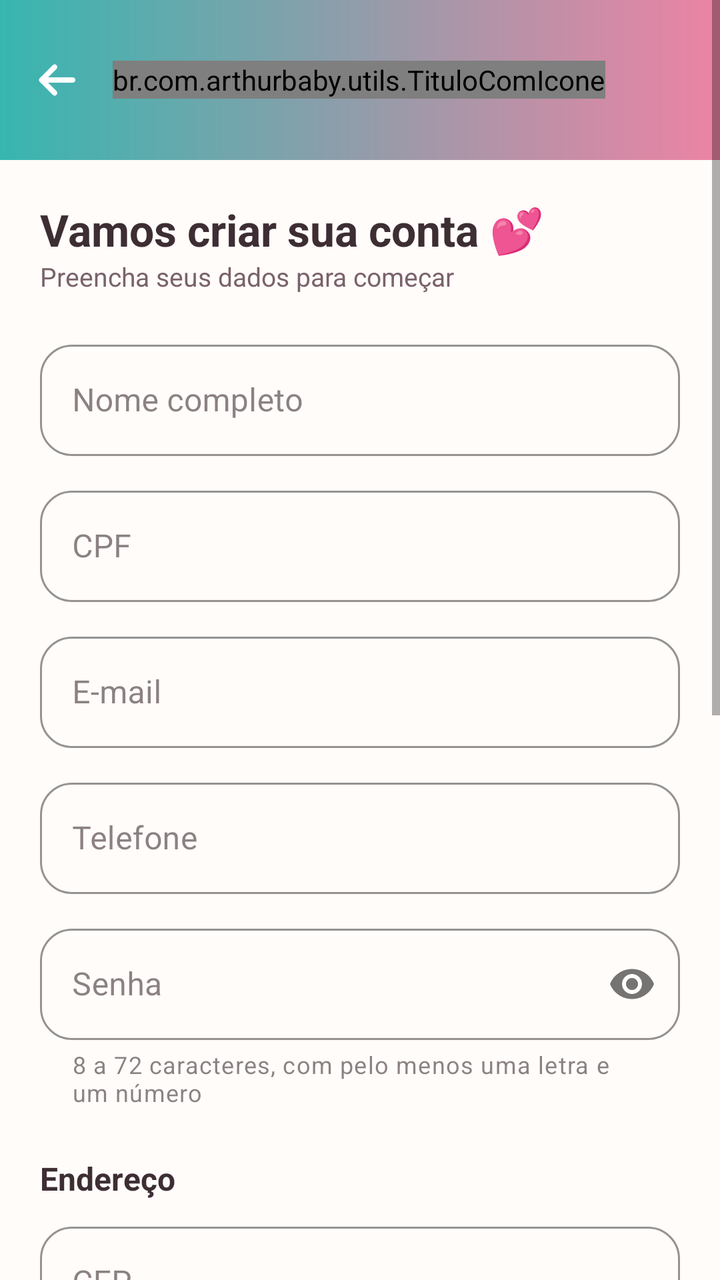
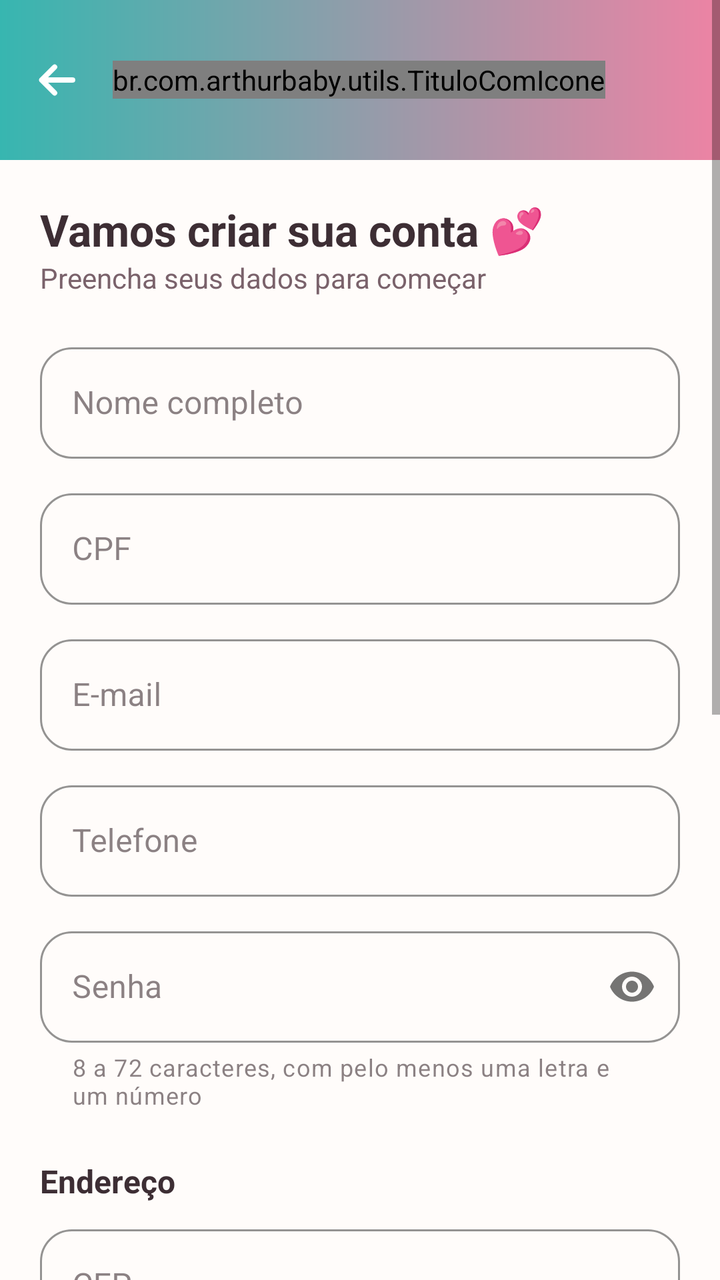

Two renders of the same Android screen: before a commit and after it. Below are the layout's source before the change and the commit's diff.
<!-- AndroidManifest.xml: application theme Theme.ArthurBaby -->
<!-- res/layout/activity_cadastro.xml -->
<?xml version="1.0" encoding="utf-8"?>
<ScrollView xmlns:android="http://schemas.android.com/apk/res/android"
    xmlns:app="http://schemas.android.com/apk/res-auto"
    android:layout_width="match_parent"
    android:layout_height="match_parent"
    android:background="@color/branco_quente"
    android:fillViewport="true">

    <LinearLayout
        android:layout_width="match_parent"
        android:layout_height="wrap_content"
        android:orientation="vertical">

        
        <LinearLayout
            android:layout_width="match_parent"
            android:layout_height="wrap_content"
            android:orientation="horizontal"
            android:gravity="center_vertical"
            android:padding="16dp"
            android:background="@drawable/bg_gradiente_header">

            <ImageButton
                android:id="@+id/btnVoltarCad"
                style="@style/BotaoVoltar"
                app:tint="@color/branco" />

            <br.com.arthurbaby.utils.TituloComIcone
                android:layout_width="wrap_content"
                android:layout_height="wrap_content"
                android:text="Criar Conta"
                android:textSize="20sp"
                android:textStyle="bold"
                android:textColor="@color/branco"
                app:iconeTitulo="@drawable/ic_perfil"

                app:iconeClaro="true" />


            <Space

                android:layout_width="0dp"

                android:layout_height="1dp"

                android:layout_weight="1" />
        </LinearLayout>

        <LinearLayout
            android:layout_width="match_parent"
            android:layout_height="wrap_content"
            android:orientation="vertical"
            android:padding="20dp">

            <TextView
                android:layout_width="wrap_content"
                android:layout_height="wrap_content"
                android:text="Vamos criar sua conta 💕"
                android:textColor="@color/texto_primario"
                android:textSize="22sp"
                android:textStyle="bold" />

            <TextView
                android:layout_width="wrap_content"
                android:layout_height="wrap_content"
                android:text="Preencha seus dados para começar"
                android:textColor="@color/cinza_medio"
                android:textSize="13sp"
                android:layout_marginBottom="20dp" />

            <com.google.android.material.textfield.TextInputLayout
                style="@style/Widget.MaterialComponents.TextInputLayout.OutlinedBox"
                android:layout_width="match_parent"
                android:layout_height="wrap_content"
                android:hint="Nome completo"
                app:boxStrokeColor="@color/rosa_arthur"
                app:boxCornerRadiusTopStart="16dp"
                app:boxCornerRadiusTopEnd="16dp"
                app:boxCornerRadiusBottomStart="16dp"
                app:boxCornerRadiusBottomEnd="16dp">
                <com.google.android.material.textfield.TextInputEditText
                    android:id="@+id/etNome"
                    android:layout_width="match_parent"
                    android:layout_height="wrap_content"
                    android:inputType="textPersonName" />
            </com.google.android.material.textfield.TextInputLayout>

            <com.google.android.material.textfield.TextInputLayout
                style="@style/Widget.MaterialComponents.TextInputLayout.OutlinedBox"
                android:layout_width="match_parent"
                android:layout_height="wrap_content"
                android:hint="CPF"
                android:layout_marginTop="12dp"
                app:boxStrokeColor="@color/rosa_arthur"
                app:boxCornerRadiusTopStart="16dp"
                app:boxCornerRadiusTopEnd="16dp"
                app:boxCornerRadiusBottomStart="16dp"
                app:boxCornerRadiusBottomEnd="16dp">
                <com.google.android.material.textfield.TextInputEditText
                    android:id="@+id/etCpf"
                    android:layout_width="match_parent"
                    android:layout_height="wrap_content"
                    android:inputType="number"
                    android:maxLength="14" />
            </com.google.android.material.textfield.TextInputLayout>

            <com.google.android.material.textfield.TextInputLayout
                style="@style/Widget.MaterialComponents.TextInputLayout.OutlinedBox"
                android:layout_width="match_parent"
                android:layout_height="wrap_content"
                android:hint="E-mail"
                android:layout_marginTop="12dp"
                app:boxStrokeColor="@color/rosa_arthur"
                app:boxCornerRadiusTopStart="16dp"
                app:boxCornerRadiusTopEnd="16dp"
                app:boxCornerRadiusBottomStart="16dp"
                app:boxCornerRadiusBottomEnd="16dp">
                <com.google.android.material.textfield.TextInputEditText
                    android:id="@+id/etEmail"
                    android:layout_width="match_parent"
                    android:layout_height="wrap_content"
                    android:inputType="textEmailAddress" />
            </com.google.android.material.textfield.TextInputLayout>

            <com.google.android.material.textfield.TextInputLayout
                style="@style/Widget.MaterialComponents.TextInputLayout.OutlinedBox"
                android:layout_width="match_parent"
                android:layout_height="wrap_content"
                android:hint="Telefone"
                android:layout_marginTop="12dp"
                app:boxStrokeColor="@color/rosa_arthur"
                app:boxCornerRadiusTopStart="16dp"
                app:boxCornerRadiusTopEnd="16dp"
                app:boxCornerRadiusBottomStart="16dp"
                app:boxCornerRadiusBottomEnd="16dp">
                <com.google.android.material.textfield.TextInputEditText
                    android:id="@+id/etTelefone"
                    android:layout_width="match_parent"
                    android:layout_height="wrap_content"
                    android:inputType="phone"
                    android:maxLength="15" />
            </com.google.android.material.textfield.TextInputLayout>

            <com.google.android.material.textfield.TextInputLayout
                style="@style/Widget.MaterialComponents.TextInputLayout.OutlinedBox"
                android:layout_width="match_parent"
                android:layout_height="wrap_content"
                android:hint="Senha"
                android:layout_marginTop="12dp"
                app:passwordToggleEnabled="true"
                app:helperText="8 a 72 caracteres, com pelo menos uma letra e um número"
                app:boxStrokeColor="@color/rosa_arthur"
                app:boxCornerRadiusTopStart="16dp"
                app:boxCornerRadiusTopEnd="16dp"
                app:boxCornerRadiusBottomStart="16dp"
                app:boxCornerRadiusBottomEnd="16dp">
                <com.google.android.material.textfield.TextInputEditText
                    android:id="@+id/etSenhaCad"
                    android:layout_width="match_parent"
                    android:layout_height="wrap_content"
                    android:inputType="textPassword" />
            </com.google.android.material.textfield.TextInputLayout>

            
            <TextView
                android:layout_width="wrap_content"
                android:layout_height="wrap_content"
                android:text="Endereço"
                android:textColor="@color/texto_primario"
                android:textSize="16sp"
                android:textStyle="bold"
                android:layout_marginTop="24dp"
                android:layout_marginBottom="8dp" />

            <com.google.android.material.textfield.TextInputLayout
                style="@style/Widget.MaterialComponents.TextInputLayout.OutlinedBox"
                android:layout_width="match_parent"
                android:layout_height="wrap_content"
                android:hint="CEP"
                app:boxStrokeColor="@color/rosa_arthur"
                app:boxCornerRadiusTopStart="16dp"
                app:boxCornerRadiusTopEnd="16dp"
                app:boxCornerRadiusBottomStart="16dp"
                app:boxCornerRadiusBottomEnd="16dp">
                <com.google.android.material.textfield.TextInputEditText
                    android:id="@+id/etCep"
                    android:layout_width="match_parent"
                    android:layout_height="wrap_content"
                    android:inputType="number"
                    android:maxLength="9" />
            </com.google.android.material.textfield.TextInputLayout>

            <com.google.android.material.textfield.TextInputLayout
                style="@style/Widget.MaterialComponents.TextInputLayout.OutlinedBox"
                android:layout_width="match_parent"
                android:layout_height="wrap_content"
                android:hint="Logradouro (rua/avenida)"
                android:layout_marginTop="12dp"
                app:boxStrokeColor="@color/rosa_arthur"
                app:boxCornerRadiusTopStart="16dp"
                app:boxCornerRadiusTopEnd="16dp"
                app:boxCornerRadiusBottomStart="16dp"
                app:boxCornerRadiusBottomEnd="16dp">
                <com.google.android.material.textfield.TextInputEditText
                    android:id="@+id/etLogradouro"
                    android:layout_width="match_parent"
                    android:layout_height="wrap_content"
                    android:inputType="text" />
            </com.google.android.material.textfield.TextInputLayout>

            <LinearLayout
                android:layout_width="match_parent"
                android:layout_height="wrap_content"
                android:orientation="horizontal"
                android:layout_marginTop="12dp">

                <com.google.android.material.textfield.TextInputLayout
                    style="@style/Widget.MaterialComponents.TextInputLayout.OutlinedBox"
                    android:layout_width="0dp"
                    android:layout_height="wrap_content"
                    android:layout_weight="1"
                    android:hint="Número"
                    app:boxStrokeColor="@color/rosa_arthur"
                    app:boxCornerRadiusTopStart="16dp"
                    app:boxCornerRadiusTopEnd="16dp"
                    app:boxCornerRadiusBottomStart="16dp"
                    app:boxCornerRadiusBottomEnd="16dp">
                    <com.google.android.material.textfield.TextInputEditText
                        android:id="@+id/etNumero"
                        android:layout_width="match_parent"
                        android:layout_height="wrap_content"
                        android:inputType="text" />
                </com.google.android.material.textfield.TextInputLayout>

                <com.google.android.material.textfield.TextInputLayout
                    style="@style/Widget.MaterialComponents.TextInputLayout.OutlinedBox"
                    android:layout_width="0dp"
                    android:layout_height="wrap_content"
                    android:layout_weight="2"
                    android:layout_marginStart="8dp"
                    android:hint="Complemento"
                    app:boxStrokeColor="@color/rosa_arthur"
                    app:boxCornerRadiusTopStart="16dp"
                    app:boxCornerRadiusTopEnd="16dp"
                    app:boxCornerRadiusBottomStart="16dp"
                    app:boxCornerRadiusBottomEnd="16dp">
                    <com.google.android.material.textfield.TextInputEditText
                        android:id="@+id/etComplemento"
                        android:layout_width="match_parent"
                        android:layout_height="wrap_content"
                        android:inputType="text" />
                </com.google.android.material.textfield.TextInputLayout>
            </LinearLayout>

            <com.google.android.material.textfield.TextInputLayout
                style="@style/Widget.MaterialComponents.TextInputLayout.OutlinedBox"
                android:layout_width="match_parent"
                android:layout_height="wrap_content"
                android:hint="Bairro"
                android:layout_marginTop="12dp"
                app:boxStrokeColor="@color/rosa_arthur"
                app:boxCornerRadiusTopStart="16dp"
                app:boxCornerRadiusTopEnd="16dp"
                app:boxCornerRadiusBottomStart="16dp"
                app:boxCornerRadiusBottomEnd="16dp">
                <com.google.android.material.textfield.TextInputEditText
                    android:id="@+id/etBairro"
                    android:layout_width="match_parent"
                    android:layout_height="wrap_content"
                    android:inputType="text" />
            </com.google.android.material.textfield.TextInputLayout>

            <LinearLayout
                android:layout_width="match_parent"
                android:layout_height="wrap_content"
                android:orientation="horizontal"
                android:layout_marginTop="12dp">

                <com.google.android.material.textfield.TextInputLayout
                    style="@style/Widget.MaterialComponents.TextInputLayout.OutlinedBox"
                    android:layout_width="0dp"
                    android:layout_height="wrap_content"
                    android:layout_weight="3"
                    android:hint="Cidade"
                    app:boxStrokeColor="@color/rosa_arthur"
                    app:boxCornerRadiusTopStart="16dp"
                    app:boxCornerRadiusTopEnd="16dp"
                    app:boxCornerRadiusBottomStart="16dp"
                    app:boxCornerRadiusBottomEnd="16dp">
                    <com.google.android.material.textfield.TextInputEditText
                        android:id="@+id/etCidade"
                        android:layout_width="match_parent"
                        android:layout_height="wrap_content"
                        android:inputType="text" />
                </com.google.android.material.textfield.TextInputLayout>

                <com.google.android.material.textfield.TextInputLayout
                    style="@style/Widget.MaterialComponents.TextInputLayout.OutlinedBox"
                    android:layout_width="0dp"
                    android:layout_height="wrap_content"
                    android:layout_weight="1"
                    android:layout_marginStart="8dp"
                    android:hint="UF"
                    app:boxStrokeColor="@color/rosa_arthur"
                    app:boxCornerRadiusTopStart="16dp"
                    app:boxCornerRadiusTopEnd="16dp"
                    app:boxCornerRadiusBottomStart="16dp"
                    app:boxCornerRadiusBottomEnd="16dp">
                    <com.google.android.material.textfield.TextInputEditText
                        android:id="@+id/etUf"
                        android:layout_width="match_parent"
                        android:layout_height="wrap_content"
                        android:inputType="textCapCharacters"
                        android:maxLength="2" />
                </com.google.android.material.textfield.TextInputLayout>
            </LinearLayout>

            <CheckBox
                android:id="@+id/cbTermos"
                android:layout_width="match_parent"
                android:layout_height="wrap_content"
                android:text="Aceito os Termos de Uso e a LGPD"
                android:buttonTint="@color/rosa_arthur"
                android:layout_marginTop="16dp" />

            <com.google.android.material.button.MaterialButton
                android:id="@+id/btnCadastrar"
                android:layout_width="match_parent"
                android:layout_height="56dp"
                android:text="CRIAR CONTA"
                android:textColor="@color/branco"
                android:textStyle="bold"
                android:backgroundTint="@color/rosa_arthur"
                app:cornerRadius="28dp"
                android:layout_marginTop="20dp"
                android:layout_marginBottom="24dp" />

        </LinearLayout>
    </LinearLayout>
</ScrollView>
<!-- resources referenced by this layout -->
<resources>
  <color name="branco">#FFFFFF</color>
  <color name="branco_quente">#FFFCFA</color>
  <color name="cinza_medio">#7A626B</color>
  <color name="rosa_arthur">#ED83A4</color>
  <color name="texto_primario">#3D2E34</color>
  <!-- drawable bg_gradiente_header (drawable) -->
  <?xml version="1.0" encoding="utf-8"?>
  <shape xmlns:android="http://schemas.android.com/apk/res/android"
      android:shape="rectangle">
      <gradient
          android:startColor="@color/verde_arthur"
          android:endColor="@color/rosa_arthur"
          android:angle="0"
          android:type="linear" />
  </shape>
  <!-- drawable ic_perfil (drawable) -->
  <vector xmlns:android="http://schemas.android.com/apk/res/android"
      android:width="24dp"
      android:height="24dp"
      android:viewportWidth="24"
      android:viewportHeight="24">
      <path
          android:fillColor="#FF000000"
          android:pathData="M12,12c2.21,0 4,-1.79 4,-4s-1.79,-4 -4,-4 -4,1.79 -4,4 1.79,4 4,4zM12,14c-2.67,0 -8,1.34 -8,4v2h16v-2c0,-2.66 -5.33,-4 -8,-4z"/>
  </vector>
  <style name="BotaoVoltar">
          <item name="android:layout_width">48dp</item>
          <item name="android:layout_height">48dp</item>
          <item name="android:layout_marginStart">-12dp</item>
          <item name="android:layout_marginEnd">4dp</item>
          <item name="android:padding">12dp</item>
          <item name="android:scaleType">fitCenter</item>
          <item name="android:src">@drawable/ic_voltar</item>
          <item name="tint">@color/texto_primario</item>
          <item name="android:background">?attr/selectableItemBackgroundBorderless</item>
          <item name="android:contentDescription">Voltar</item>
          <item name="android:tooltipText">Voltar</item>
      </style>
  <color name="verde_arthur">#37B6B0</color>
  <!-- drawable ic_voltar (drawable) -->
  <?xml version="1.0" encoding="utf-8"?>
  <vector xmlns:android="http://schemas.android.com/apk/res/android"
      android:width="24dp"
      android:height="24dp"
      android:viewportWidth="24"
      android:viewportHeight="24">
      <path
          android:pathData="M20,12H4.5M11,5.5L4.5,12L11,18.5"
          android:strokeColor="#FF000000"
          android:strokeWidth="2.6"
          android:strokeLineCap="round"
          android:strokeLineJoin="round" />
  </vector>
  <color name="verde_escuro">#2A8F8A</color>
  <color name="rosa_escuro">#D56586</color>
  <color name="fundo_claro">#FBF6F8</color>
  <!-- unchanged entries left out for length: 1 -->
</resources>

<!-- the commit's change to res/layout/activity_cadastro.xml (unified diff, before → after) -->
@@ -28,8 +28,8 @@
             <br.com.arthurbaby.utils.TituloComIcone
                 android:layout_width="wrap_content"
                 android:layout_height="wrap_content"
-                android:text="Criar Conta"
-                android:textSize="20sp"
+                android:text="@string/criar_conta"
+                android:textSize="@dimen/texto_titulo"
                 android:textStyle="bold"
                 android:textColor="@color/branco"
                 app:iconeTitulo="@drawable/ic_perfil"
@@ -55,24 +55,24 @@
             <TextView
                 android:layout_width="wrap_content"
                 android:layout_height="wrap_content"
-                android:text="Vamos criar sua conta 💕"
+                android:text="@string/vamos_criar_sua_conta"
                 android:textColor="@color/texto_primario"
-                android:textSize="22sp"
+                android:textSize="@dimen/texto_titulo"
                 android:textStyle="bold" />
 
             <TextView
                 android:layout_width="wrap_content"
                 android:layout_height="wrap_content"
-                android:text="Preencha seus dados para começar"
+                android:text="@string/preencha_seus_dados_para_comecar"
                 android:textColor="@color/cinza_medio"
-                android:textSize="13sp"
+                android:textSize="@dimen/texto_corpo"
                 android:layout_marginBottom="20dp" />
 
             <com.google.android.material.textfield.TextInputLayout
                 style="@style/Widget.MaterialComponents.TextInputLayout.OutlinedBox"
                 android:layout_width="match_parent"
                 android:layout_height="wrap_content"
-                android:hint="Nome completo"
+                android:hint="@string/nome_completo"
                 app:boxStrokeColor="@color/rosa_arthur"
                 app:boxCornerRadiusTopStart="16dp"
                 app:boxCornerRadiusTopEnd="16dp"
@@ -89,7 +89,7 @@
                 style="@style/Widget.MaterialComponents.TextInputLayout.OutlinedBox"
                 android:layout_width="match_parent"
                 android:layout_height="wrap_content"
-                android:hint="CPF"
+                android:hint="@string/cpf"
                 android:layout_marginTop="12dp"
                 app:boxStrokeColor="@color/rosa_arthur"
                 app:boxCornerRadiusTopStart="16dp"
@@ -108,7 +108,7 @@
                 style="@style/Widget.MaterialComponents.TextInputLayout.OutlinedBox"
                 android:layout_width="match_parent"
                 android:layout_height="wrap_content"
-                android:hint="E-mail"
+                android:hint="@string/e_mail"
                 android:layout_marginTop="12dp"
                 app:boxStrokeColor="@color/rosa_arthur"
                 app:boxCornerRadiusTopStart="16dp"
@@ -126,7 +126,7 @@
                 style="@style/Widget.MaterialComponents.TextInputLayout.OutlinedBox"
                 android:layout_width="match_parent"
                 android:layout_height="wrap_content"
-                android:hint="Telefone"
+                android:hint="@string/telefone"
                 android:layout_marginTop="12dp"
                 app:boxStrokeColor="@color/rosa_arthur"
                 app:boxCornerRadiusTopStart="16dp"
@@ -145,7 +145,7 @@
                 style="@style/Widget.MaterialComponents.TextInputLayout.OutlinedBox"
                 android:layout_width="match_parent"
                 android:layout_height="wrap_content"
-                android:hint="Senha"
+                android:hint="@string/senha"
                 android:layout_marginTop="12dp"
                 app:passwordToggleEnabled="true"
                 app:helperText="8 a 72 caracteres, com pelo menos uma letra e um número"
@@ -165,9 +165,9 @@
             <TextView
                 android:layout_width="wrap_content"
                 android:layout_height="wrap_content"
-                android:text="Endereço"
+                android:text="@string/endereco"
                 android:textColor="@color/texto_primario"
-                android:textSize="16sp"
+                android:textSize="@dimen/texto_destaque"
                 android:textStyle="bold"
                 android:layout_marginTop="24dp"
                 android:layout_marginBottom="8dp" />
@@ -176,7 +176,7 @@
                 style="@style/Widget.MaterialComponents.TextInputLayout.OutlinedBox"
                 android:layout_width="match_parent"
                 android:layout_height="wrap_content"
-                android:hint="CEP"
+                android:hint="@string/cep"
                 app:boxStrokeColor="@color/rosa_arthur"
                 app:boxCornerRadiusTopStart="16dp"
                 app:boxCornerRadiusTopEnd="16dp"
@@ -194,7 +194,7 @@
                 style="@style/Widget.MaterialComponents.TextInputLayout.OutlinedBox"
                 android:layout_width="match_parent"
                 android:layout_height="wrap_content"
-                android:hint="Logradouro (rua/avenida)"
+                android:hint="@string/logradouro_rua_avenida"
                 android:layout_marginTop="12dp"
                 app:boxStrokeColor="@color/rosa_arthur"
                 app:boxCornerRadiusTopStart="16dp"
@@ -219,7 +219,7 @@
                     android:layout_width="0dp"
                     android:layout_height="wrap_content"
                     android:layout_weight="1"
-                    android:hint="Número"
+                    android:hint="@string/numero"
                     app:boxStrokeColor="@color/rosa_arthur"
                     app:boxCornerRadiusTopStart="16dp"
                     app:boxCornerRadiusTopEnd="16dp"
@@ -238,7 +238,7 @@
                     android:layout_height="wrap_content"
                     android:layout_weight="2"
                     android:layout_marginStart="8dp"
-                    android:hint="Complemento"
+                    android:hint="@string/complemento"
                     app:boxStrokeColor="@color/rosa_arthur"
                     app:boxCornerRadiusTopStart="16dp"
                     app:boxCornerRadiusTopEnd="16dp"
@@ -256,7 +256,7 @@
                 style="@style/Widget.MaterialComponents.TextInputLayout.OutlinedBox"
                 android:layout_width="match_parent"
                 android:layout_height="wrap_content"
-                android:hint="Bairro"
+                android:hint="@string/bairro"
                 android:layout_marginTop="12dp"
                 app:boxStrokeColor="@color/rosa_arthur"
                 app:boxCornerRadiusTopStart="16dp"
@@ -281,7 +281,7 @@
                     android:layout_width="0dp"
                     android:layout_height="wrap_content"
                     android:layout_weight="3"
-                    android:hint="Cidade"
+                    android:hint="@string/cidade"
                     app:boxStrokeColor="@color/rosa_arthur"
                     app:boxCornerRadiusTopStart="16dp"
                     app:boxCornerRadiusTopEnd="16dp"
@@ -300,7 +300,7 @@
                     android:layout_height="wrap_content"
                     android:layout_weight="1"
                     android:layout_marginStart="8dp"
-                    android:hint="UF"
+                    android:hint="@string/uf"
                     app:boxStrokeColor="@color/rosa_arthur"
                     app:boxCornerRadiusTopStart="16dp"
                     app:boxCornerRadiusTopEnd="16dp"
@@ -319,7 +319,7 @@
                 android:id="@+id/cbTermos"
                 android:layout_width="match_parent"
                 android:layout_height="wrap_content"
-                android:text="Aceito os Termos de Uso e a LGPD"
+                android:text="@string/aceito_os_termos_de_uso_e_a_lgpd"
                 android:buttonTint="@color/rosa_arthur"
                 android:layout_marginTop="16dp" />
 
@@ -327,7 +327,7 @@
                 android:id="@+id/btnCadastrar"
                 android:layout_width="match_parent"
                 android:layout_height="56dp"
-                android:text="CRIAR CONTA"
+                android:text="@string/criar_conta_2"
                 android:textColor="@color/branco"
                 android:textStyle="bold"
                 android:backgroundTint="@color/rosa_arthur"
<!-- resource entries referenced after the edit -->
@@ -5,6 +5,9 @@
   <color name="cinza_medio">#7A626B</color>
   <color name="rosa_arthur">#ED83A4</color>
   <color name="texto_primario">#3D2E34</color>
+  <dimen name="texto_corpo">14sp</dimen>
+  <dimen name="texto_destaque">16sp</dimen>
+  <dimen name="texto_titulo">22sp</dimen>
   <!-- drawable bg_gradiente_header (drawable) -->
   <?xml version="1.0" encoding="utf-8"?>
   <shape xmlns:android="http://schemas.android.com/apk/res/android"
@@ -25,6 +28,24 @@
           android:fillColor="#FF000000"
           android:pathData="M12,12c2.21,0 4,-1.79 4,-4s-1.79,-4 -4,-4 -4,1.79 -4,4 1.79,4 4,4zM12,14c-2.67,0 -8,1.34 -8,4v2h16v-2c0,-2.66 -5.33,-4 -8,-4z"/>
   </vector>
+  <string name="aceito_os_termos_de_uso_e_a_lgpd">Aceito os Termos de Uso e a LGPD</string>
+  <string name="bairro">Bairro</string>
+  <string name="cep">CEP</string>
+  <string name="cidade">Cidade</string>
+  <string name="complemento">Complemento</string>
+  <string name="cpf">CPF</string>
+  <string name="criar_conta">Criar Conta</string>
+  <string name="criar_conta_2">CRIAR CONTA</string>
+  <string name="e_mail">E-mail</string>
+  <string name="endereco">Endereço</string>
+  <string name="logradouro_rua_avenida">Logradouro (rua/avenida)</string>
+  <string name="nome_completo">Nome completo</string>
+  <string name="numero">Número</string>
+  <string name="preencha_seus_dados_para_comecar">Preencha seus dados para começar</string>
+  <string name="senha">Senha</string>
+  <string name="telefone">Telefone</string>
+  <string name="uf">UF</string>
+  <string name="vamos_criar_sua_conta">Vamos criar sua conta 💕</string>
   <style name="BotaoVoltar">
           <item name="android:layout_width">48dp</item>
           <item name="android:layout_height">48dp</item>
